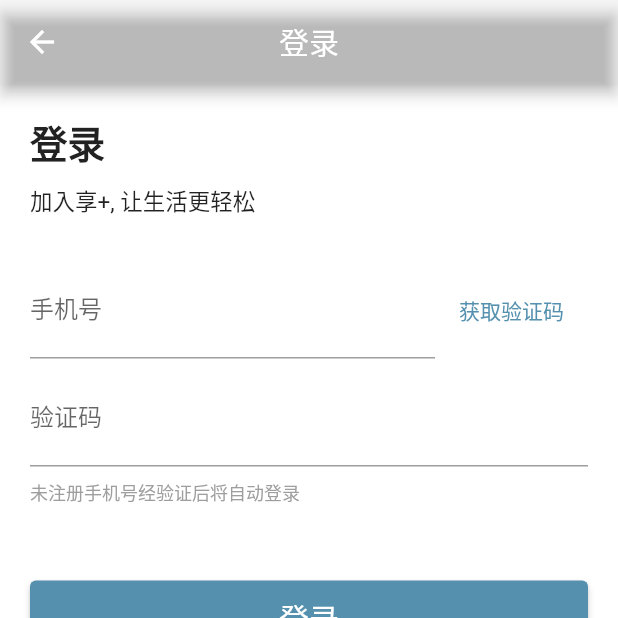
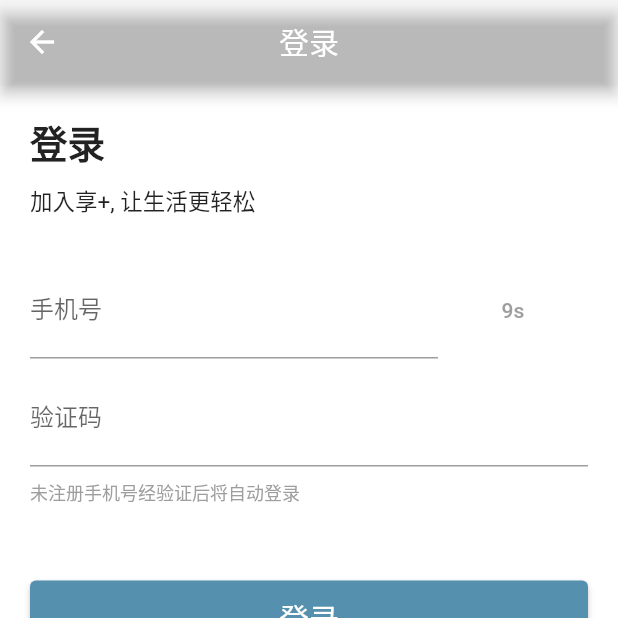
Before and after one commit to Yunyu-lin/flutter_community, a Flutter app: the LoginPage screen opened by its route, after a tap on "获取验证码", on a phone screen of 412 x 824 dp, the top half of it. Run offline on Flutter 3.47's test engine with Material 2 defaults, Android fonts, the phone set to English and light mode, and no system bars; our stand-ins replace dio, flutter_widget_from_html, fluttertoast, shared_preferences; accounts and stored records are empty; network calls fail.

Commit message:
添加定时器逻辑

```diff
--- a/lib/page/login/index.dart
+++ b/lib/page/login/index.dart
@@ -1,3 +1,6 @@
+import 'dart:async';
+
+import 'package:community_app/utils/toast.dart';
 import 'package:flutter/material.dart';
 
 class LoginPage extends StatefulWidget {
@@ -8,6 +11,42 @@ class LoginPage extends StatefulWidget {
 }
 
 class _LoginPageState extends State<LoginPage> {
+  int _count = 10;
+  Timer? _timer;
+
+  void beginCount() {
+    if (_count == 10) {
+      _timer = Timer.periodic(Duration(seconds: 1), (timer) {
+        if (_count == 0) {
+          timer.cancel();
+          _count = 10;
+          setState(() {});
+          return;
+        };
+        _count--;
+        setState(() {});
+      });
+    } else {
+      ToastUtils.showInfo('请稍后再试');
+    }
+  }
+
+  Widget getTimeShow() {
+    if (_count == 10) {
+      return const Text('获取验证码');
+    }
+    return Text(
+      '${_count}s',
+      style: TextStyle(color: Colors.grey),
+    );
+  }
+
+  @override
+  void dispose() {
+    _timer?.cancel();
+    super.dispose();
+  }
+
   @override
   Widget build(BuildContext context) {
     return Scaffold(
@@ -63,8 +102,9 @@ class _LoginPageState extends State<LoginPage> {
                   ),
                   onPressed: () {
                     //
+                    beginCount();
                   },
-                  child: const Text('获取验证码'),
+                  child: getTimeShow(),
                 ),
               ],
             ),
```
